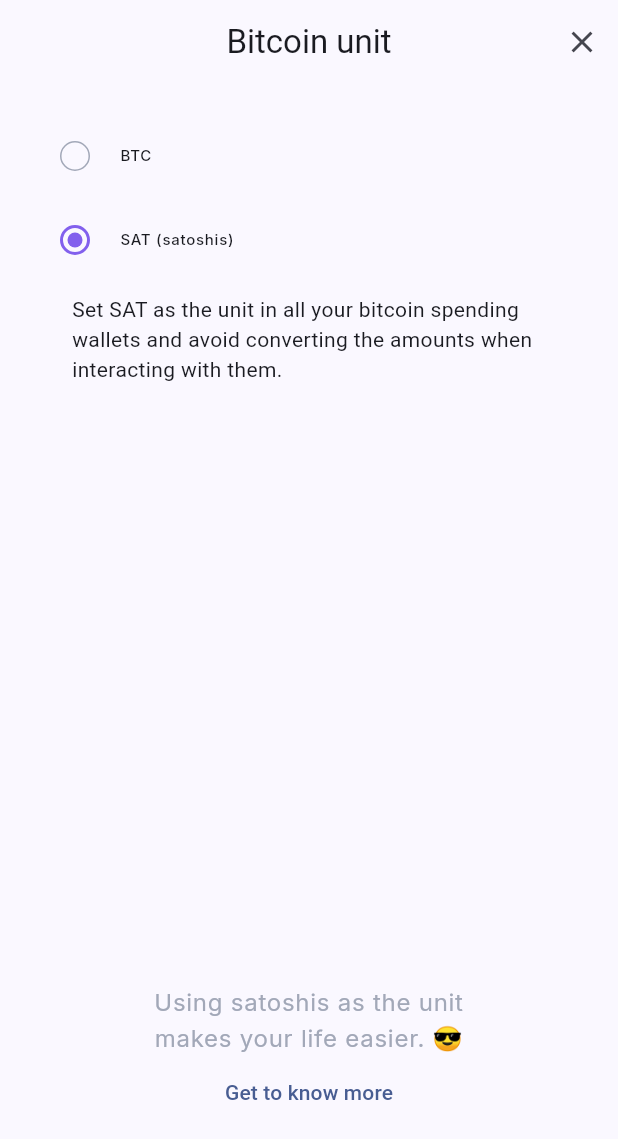
After one commit to kumuly/kumuly_pocket, a Flutter app: the BitcoinUnitSettingsScreen screen opened by its route, after a tap on "SAT (satoshis)", on a phone screen of 412 x 824 dp. The commit adds this screen. Shown: the top 1139 px of the screen. Run offline on Flutter 3.47's test engine with Material 2 defaults, Android fonts, the phone set to English and light mode, and no system bars; our stand-ins replace animate_do, cloud_firestore, cloud_functions, convert, equatable, firebase_auth and 10 more; missing offline and left inert: bip39_mnemonic, breez_sdk, firebase_app_check, mobile_scanner; accounts and stored records are empty; generated files the repository leaves out were written again; statements that could not run were skipped.

Commit message:
feat: bitcoin unit setting

```diff
--- a/lib/constants.dart
+++ b/lib/constants.dart
@@ -1,3 +1,4 @@
+/* Spacing */
 const kSpacing1 = 8.0;
 const kSpacing2 = 16.0;
 const kSpacing3 = 24.0;
@@ -18,13 +19,19 @@ const kSpacing17 = 136.0;
 const kSpacing18 = 144.0;
 const kSpacing19 = 152.0;
 const kSpacing20 = 160.0;
+/* Firebase collections */
 const merchantsCollection = 'merchants';
 const productsSubcollection = 'products';
 const promosSubcollection = 'promos';
 const allProductsCollection = 'all-products';
 const allPromosCollection = 'all-promos';
+/* PageView ids */
 const kCarouselPageViewId = 'carousel';
 const kReceiveSatsFlowPageViewId = 'receive-sats-flow';
 const kPromoFlowPageViewId = 'promo-flow';
 const kCashierFlowPageViewId = 'cashier-flow';
 const kPromoValidationFlowPageViewId = 'promo-validation-flow';
+/* Settings keys */
+const kBitcoinUnitSettingsKey = 'bitcoin-unit-settings';
+const kLocalCurrencySettingsKey = 'local-currency-settings';
+const kLocationSettingsKey = 'location-settings';
--- a/lib/features/pocket_mode/pocket_mode_scaffold_with_nested_navigation.dart
+++ b/lib/features/pocket_mode/pocket_mode_scaffold_with_nested_navigation.dart
@@ -115,6 +115,9 @@ class PocketModeScaffoldWithNestedNavigation extends ConsumerWidget {
             ),
             title: copy.bitcoinUnit,
             subtitle: state != null ? state.bitcoinUnit.name.toUpperCase() : '',
+            onTap: () {
+              router.pushNamed('bitcoin-unit');
+            },
           ),
           DrawerItem(
             leadingIcon:
--- a/lib/features/receive_sats_flow/generation/receive_sats_amount_screen.dart
+++ b/lib/features/receive_sats_flow/generation/receive_sats_amount_screen.dart
@@ -74,7 +74,10 @@ class ReceiveSatsAmountScreen extends ConsumerWidget {
                       IntrinsicWidth(
                         child: TextField(
                           autofocus: true,
-                          keyboardType: TextInputType.number,
+                          keyboardType: TextInputType.numberWithOptions(
+                            decimal: unit == BitcoinUnit.btc ? true : false,
+                            signed: false,
+                          ),
                           textAlign: TextAlign.center,
                           style: textTheme.display7(
                               Palette.neutral[100], FontWeight.w600),
--- a/lib/features/receive_sats_flow/generation/receive_sats_generation_controller.dart
+++ b/lib/features/receive_sats_flow/generation/receive_sats_generation_controller.dart
@@ -1,4 +1,7 @@
+import 'package:kumuly_pocket/enums/bitcoin_unit.dart';
 import 'package:kumuly_pocket/features/receive_sats_flow/generation/receive_sats_generation_state.dart';
+import 'package:kumuly_pocket/providers/currency_conversion_providers.dart';
+import 'package:kumuly_pocket/providers/settings_providers.dart';
 import 'package:kumuly_pocket/services/lightning_node_service.dart';
 import 'package:kumuly_pocket/view_models/invoice.dart';
 import 'package:riverpod_annotation/riverpod_annotation.dart';
@@ -23,7 +26,10 @@ class ReceiveSatsGenerationController
         swapFeeEstimate: null,
       );
     } else {
-      final amountSat = int.parse(amount);
+      final amountSat = ref.watch(bitcoinUnitProvider) == BitcoinUnit.sat
+          ? int.parse(amount)
+          : ref.watch(btcToSatProvider(double.parse(amount)));
+
       state = state.copyWith(amountSat: amountSat);
       print('amount sat: $amountSat');
     }
--- /dev/null
+++ b/lib/features/settings/bitcoin_unit_settings_screen.dart
@@ -0,0 +1,117 @@
+import 'package:animate_do/animate_do.dart';
+import 'package:flutter/material.dart';
+import 'package:flutter_riverpod/flutter_riverpod.dart';
+import 'package:go_router/go_router.dart';
+import 'package:kumuly_pocket/constants.dart';
+import 'package:kumuly_pocket/enums/bitcoin_unit.dart';
+import 'package:kumuly_pocket/providers/local_storage_providers.dart';
+import 'package:kumuly_pocket/providers/settings_providers.dart';
+import 'package:kumuly_pocket/theme/custom_theme.dart';
+import 'package:kumuly_pocket/theme/palette.dart';
+import 'package:flutter_gen/gen_l10n/app_localizations.dart';
+import 'package:kumuly_pocket/widgets/buttons/primary_text_button.dart';
+import 'package:kumuly_pocket/widgets/buttons/radio_button.dart';
+
+class BitcoinUnitSettingsScreen extends ConsumerWidget {
+  const BitcoinUnitSettingsScreen({
+    super.key,
+  });
+
+  @override
+  Widget build(BuildContext context, WidgetRef ref) {
+    final copy = AppLocalizations.of(context)!;
+    final TextTheme textTheme = Theme.of(context).textTheme;
+    final router = GoRouter.of(context);
+
+    final bitcoinUnit = ref.watch(bitcoinUnitProvider);
+
+    bitcoinUnitSelectionHandler(BitcoinUnit unit) {
+      ref
+          .read(sharedPreferencesProvider)
+          .setString(kBitcoinUnitSettingsKey, unit.name)
+          .then((value) => ref.refresh(bitcoinUnitProvider));
+    }
+
+    return Scaffold(
+      appBar: AppBar(
+        backgroundColor: Colors.transparent,
+        automaticallyImplyLeading: false,
+        title: Text(
+          copy.bitcoinUnit,
+          style: textTheme.display4(
+            Palette.neutral[100]!,
+            FontWeight.w600,
+          ),
+        ),
+        centerTitle: true,
+        actions: [
+          IconButton(
+            icon: const Icon(Icons.close),
+            onPressed: router.pop,
+          ),
+        ],
+      ),
+      resizeToAvoidBottomInset: true,
+      extendBodyBehindAppBar: false,
+      body: Padding(
+        padding: const EdgeInsets.symmetric(
+          horizontal: 24,
+        ),
+        child: Column(
+          children: [
+            const SizedBox(height: 20),
+            ListTile(
+              onTap: () => bitcoinUnitSelectionHandler(BitcoinUnit.btc),
+              title: Text(
+                copy.btcUnit,
+                style: textTheme.display3(
+                  Palette.neutral[80],
+                  FontWeight.normal,
+                ),
+              ),
+              leading: RadioButton(isSelected: bitcoinUnit == BitcoinUnit.btc),
+            ),
+            ListTile(
+              onTap: () => bitcoinUnitSelectionHandler(BitcoinUnit.sat),
+              title: Text(
+                copy.satUnit,
+                style: textTheme.display3(
+                  Palette.neutral[80],
+                  FontWeight.normal,
+                ),
+              ),
+              leading: RadioButton(isSelected: bitcoinUnit == BitcoinUnit.sat),
+            ),
+            const SizedBox(height: 8.0),
+            if (bitcoinUnit == BitcoinUnit.sat)
+              BounceInUp(
+                child: Padding(
+                  padding: const EdgeInsets.symmetric(
+                    horizontal: 24.0,
+                  ),
+                  child: Text(
+                    copy.satUnitHelperText,
+                    style: textTheme.body2(
+                      Palette.neutral[70],
+                      FontWeight.normal,
+                    ),
+                  ),
+                ),
+              ),
+            const Spacer(),
+            Text(
+              copy.usingSatsMakesYourLifeEasier,
+              style: textTheme.body4(
+                Palette.neutral[60],
+                FontWeight.normal,
+              ),
+              textAlign: TextAlign.center,
+            ),
+            PrimaryTextButton(text: copy.getToKnowMore, onPressed: () {}),
+            const SizedBox(height: 72.0),
+          ],
+        ),
+      ),
+    );
+  }
+}
--- a/lib/l10n/app_en.arb
+++ b/lib/l10n/app_en.arb
@@ -126,5 +126,10 @@
   "contactId": "Contact ID",
   "contactIdExplanation": "Your contact ID, also known as a node ID, is a unique identifier within Bitcoin's Lightning Network. You can share it for others to add you as a contact and send payments easily.",
   "yourId": "Your ID",
-  "nodeIdCopied": "Node ID copied"
+  "nodeIdCopied": "Node ID copied",
+  "satUnitHelperText": "Set SAT as the unit in all your bitcoin spending wallets and avoid converting the amounts when interacting with them.",
+  "satUnit": "SAT (satoshis)",
+  "btcUnit": "BTC",
+  "usingSatsMakesYourLifeEasier": "Using satoshis as the unit\nmakes your life easier. 😎",
+  "getToKnowMore": "Get to know more"
 }
--- a/lib/l10n/app_es.arb
+++ b/lib/l10n/app_es.arb
@@ -126,5 +126,10 @@
   "contactId": "Contact ID",
   "contactIdExplanation": "Tu contact ID, también conocido como node ID, es un identificador único dentro de la red Lightning de Bitcoin. Puedes compartirlo para que otros te agreguen como contacto y envíen pagos fácilmente.",
   "yourId": "Tu ID",
-  "nodeIdCopied": "Node ID copied"
+  "nodeIdCopied": "Node ID copied",
+  "satUnitHelperText": "Configura SAT como la unidad en todas tus billeteras bitcoin de gastos, asi evitas convertir los montos cada vez que interactues con ellas.",
+  "satUnit": "SAT (satoshis)",
+  "btcUnit": "BTC",
+  "usingSatsMakesYourLifeEasier": "Usar satoshis como unidad\nte hace la vida más fácil. 😎",
+  "getToKnowMore": "Conoce más"
 }
--- a/lib/l10n/app_nl.arb
+++ b/lib/l10n/app_nl.arb
@@ -126,5 +126,10 @@
   "contactId": "Contact ID",
   "contactIdExplanation": "Je contact ID, ook wel node ID genoemd, is een unieke identificatie binnen het Lightning Network van Bitcoin. Je kunt het delen zodat anderen je gemakkelijk als contact kunnen toevoegen en betalingen kunnen sturen.",
   "yourId": "Jouw ID",
-  "nodeIdCopied": "Node ID gekopieerd"
+  "nodeIdCopied": "Node ID gekopieerd",
+  "satUnitHelperText": "Zet SAT als eenheid in al je bitcoin uitgaven wallets, zo vermijd je om te moeten rekenen bij het versturen van fondsen.",
+  "satUnit": "SAT (satoshis)",
+  "btcUnit": "BTC",
+  "usingSatsMakesYourLifeEasier": "Het gebruik van satoshis als eenheid\nmaakt je leven gemakkelijker. 😎",
+  "getToKnowMore": "Kom meer te weten"
 }
--- a/lib/providers/settings_providers.dart
+++ b/lib/providers/settings_providers.dart
@@ -1,13 +1,23 @@
+import 'package:kumuly_pocket/constants.dart';
 import 'package:kumuly_pocket/enums/app_network.dart';
 import 'package:kumuly_pocket/enums/bitcoin_unit.dart';
 import 'package:kumuly_pocket/enums/local_currency.dart';
+import 'package:kumuly_pocket/providers/local_storage_providers.dart';
 import 'package:riverpod_annotation/riverpod_annotation.dart';
 
 part 'settings_providers.g.dart';
 
 @riverpod
 BitcoinUnit bitcoinUnit(BitcoinUnitRef ref) {
-  return BitcoinUnit.sat; // Todo: Get from settings
+  final bitcoinUnitSetting =
+      ref.watch(sharedPreferencesProvider).getString(kBitcoinUnitSettingsKey);
+
+  if (bitcoinUnitSetting == null) {
+    return BitcoinUnit.btc;
+  }
+
+  return BitcoinUnit.values
+      .firstWhere((element) => element.name == bitcoinUnitSetting);
 }
 
 @riverpod
--- a/lib/router/app_router.dart
+++ b/lib/router/app_router.dart
@@ -8,12 +8,12 @@ import 'package:kumuly_pocket/features/promo_validation_flow/promo_validation_fl
 import 'package:kumuly_pocket/features/promos/promos_screen.dart';
 import 'package:kumuly_pocket/features/receive_sats_flow/receive_sats_flow.dart';
 import 'package:kumuly_pocket/features/root/root_screen.dart';
+import 'package:kumuly_pocket/features/settings/bitcoin_unit_settings_screen.dart';
 import 'package:kumuly_pocket/router/merchant_mode_route.dart';
 import 'package:kumuly_pocket/router/pocket_mode_route.dart';
 import 'package:kumuly_pocket/router/sign_in_route.dart';
 import 'package:kumuly_pocket/router/sign_up_route.dart';
 import 'package:kumuly_pocket/view_models/promo.dart';
-import 'package:path/path.dart';
 import 'package:riverpod_annotation/riverpod_annotation.dart';
 import 'package:go_router/go_router.dart';
 
@@ -59,6 +59,12 @@ GoRouter appRouter(AppRouterRef ref) {
         path: '/contact-id',
         name: 'contact-id',
         builder: (context, state) => const ContactIdScreen(),
+      ),
+      GoRoute(
+        parentNavigatorKey: _rootNavigatorKey,
+        path: '/bitcoin-unit',
+        name: 'bitcoin-unit',
+        builder: (context, state) => const BitcoinUnitSettingsScreen(),
       ),
       GoRoute(
         parentNavigatorKey: _rootNavigatorKey,
--- /dev/null
+++ b/lib/widgets/buttons/radio_button.dart
@@ -0,0 +1,36 @@
+import 'package:animate_do/animate_do.dart';
+import 'package:flutter/material.dart';
+import 'package:kumuly_pocket/theme/palette.dart';
+
+class RadioButton extends StatelessWidget {
+  final bool isSelected;
+  const RadioButton({Key? key, required this.isSelected}) : super(key: key);
+
+  @override
+  Widget build(BuildContext context) {
+    return Container(
+      height: 20,
+      width: 20,
+      decoration: BoxDecoration(
+        borderRadius: BorderRadius.circular(100),
+        border: Border.all(
+          color: isSelected ? Palette.lilac[100]! : Palette.neutral[60]!,
+          width: isSelected ? 2 : 1,
+        ),
+      ),
+      child: Padding(
+        padding: const EdgeInsets.all(3.0),
+        child: ZoomIn(
+          duration: const Duration(milliseconds: 300),
+          animate: isSelected,
+          child: Container(
+            decoration: BoxDecoration(
+              color: isSelected ? Palette.lilac[100] : Colors.white,
+              borderRadius: BorderRadius.circular(100),
+            ),
+          ),
+        ),
+      ),
+    );
+  }
+}
--- a/lib/widgets/lists/payment_history.dart
+++ b/lib/widgets/lists/payment_history.dart
@@ -1,6 +1,7 @@
 import 'package:flutter/material.dart';
 import 'package:flutter_riverpod/flutter_riverpod.dart';
 import 'package:kumuly_pocket/enums/payment_direction.dart';
+import 'package:kumuly_pocket/providers/currency_conversion_providers.dart';
 import 'package:kumuly_pocket/providers/settings_providers.dart';
 import 'package:kumuly_pocket/theme/custom_theme.dart';
 import 'package:kumuly_pocket/theme/palette.dart';
@@ -118,7 +119,7 @@ class PaymentHistoryItem extends ConsumerWidget {
         FontWeight.w500,
       ),
       trailing: Text(
-        '${payment.direction == PaymentDirection.incoming ? '+' : '-'} ${payment.amountSat} ${unit.name.toUpperCase()}',
+        '${payment.direction == PaymentDirection.incoming ? '+' : '-'} ${ref.watch(displayBitcoinAmountProvider(payment.amountSat))} ${unit.name.toUpperCase()}',
         style: textTheme.display2(
           payment.direction == PaymentDirection.incoming
               ? Palette.success[50]
--- a/pubspec.yaml
+++ b/pubspec.yaml
@@ -61,6 +61,7 @@ dependencies:
   convert: ^3.1.1
   qr_flutter: ^4.1.0
   mobile_scanner: ^3.5.2
+  animate_do: ^3.1.2
 
 dev_dependencies:
   flutter_test:
```
Also changed, not shown: lib/features/settings/local_currency_settings_screen.dart (added), lib/features/settings/location_settings_screen.dart (added), lib/router/app_router.g.dart, pubspec.lock.
